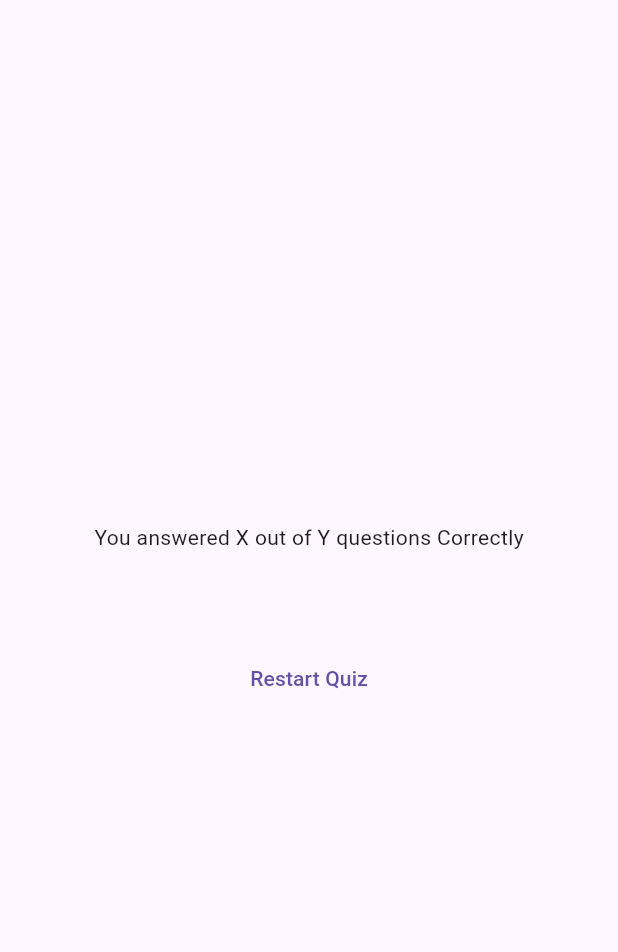
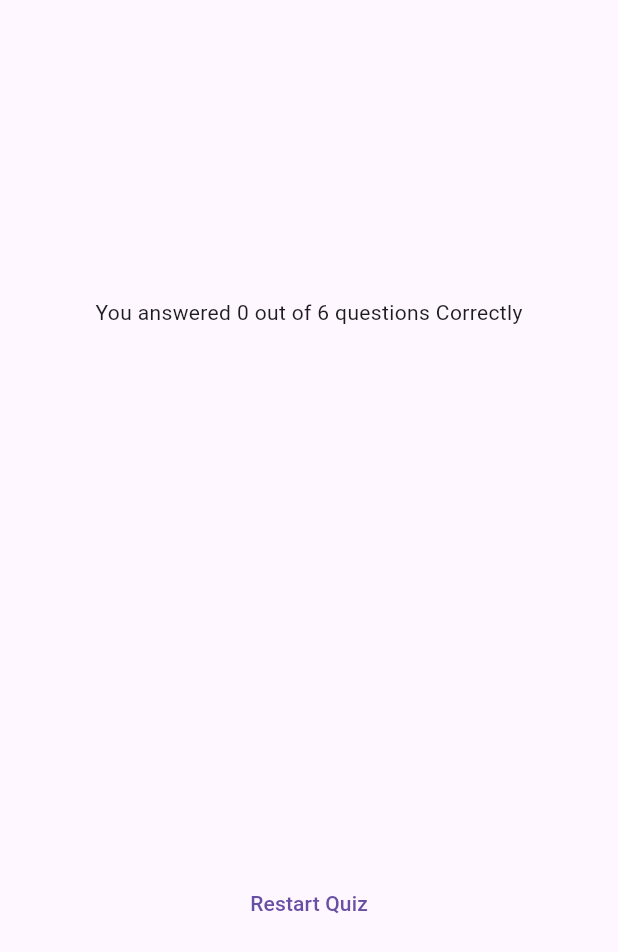
Before and after one commit to symphatixe/quiz_app, a Flutter app: the ResultsScreen widget shown alone on an empty page, opened directly with empty values, on a phone screen of 412 x 824 dp. Shown: the top 952 px of the screen. Run offline on Flutter 3.47's test engine with Material 3 defaults, Android fonts, the phone set to English and light mode, and no system bars; our stand-ins replace google_fonts.

Commit message:
Fixes to results screen and preparation for styling.

```diff
--- a/lib/question_summary.dart
+++ b/lib/question_summary.dart
@@ -7,13 +7,17 @@ class QuestionsSummary extends StatelessWidget{
 
   @override
   Widget build(context){
-    return Column(
+    return SizedBox(
+      height: 300,
+      child: SingleChildScrollView(
+        child: Column(
           children: summaryData.map(
             (data){
               return Row(
                 children:[
                   Text(((data['question_index'] as int) +1).toString()),
-              Column(
+                  Expanded(
+                    child: Column(
                       children:[
                         Text(data['question'] as String),
 
@@ -24,11 +28,14 @@ class QuestionsSummary extends StatelessWidget{
                         Text(data['user_answer'] as String),
                         Text(data['correct_answer'] as String),
                       ],
+                    ),
                   )
                 ],
               );
             }
           ).toList(),
+        ),
+      ),
     );
   }
 }
--- a/lib/quiz.dart
+++ b/lib/quiz.dart
@@ -23,7 +23,6 @@ class _QuizState extends State<Quiz> {
     if (selectedAnswers.length == questions.length) {
 
       setState(() {
-        selectedAnswers = [];
         activeScreen = ResultsScreen(chosenAnswers: selectedAnswers);
       });
     }
--- a/lib/results_screen.dart
+++ b/lib/results_screen.dart
@@ -25,8 +25,16 @@ class ResultsScreen extends StatelessWidget{
   }
 
   @override
-  Widget build(context)
-  {
+  Widget build(context) {
+    final summaryData = getSummaryData();
+
+    final numTotalQuestions = questions.length;
+    final numCorrectQuestions = summaryData.where(
+      (data){
+        return data['correct_answer'] == data['user_answer'];
+      }
+    ).length;
+
     return SizedBox(
       width: double.infinity,
       child: Container(
@@ -34,18 +42,22 @@ class ResultsScreen extends StatelessWidget{
         child:  Column(
           mainAxisAlignment: MainAxisAlignment.center,
           children:  [
-            const Text(
-              'You answered X out of Y questions Correctly'
+            Text(
+              'You answered $numCorrectQuestions out of $numTotalQuestions questions Correctly'
             ),
+
             const SizedBox(
               height:30,
             ),
+
             QuestionsSummary(
               summaryData: getSummaryData()
             ),
+
             const SizedBox(
               height:30,
             ),
+
             TextButton(
               onPressed: (){},
               child: const Text('Restart Quiz'),
```
Also changed, not shown: pubspec.lock, 125 other files. Lines whose indentation alone changed are shown as unchanged.
